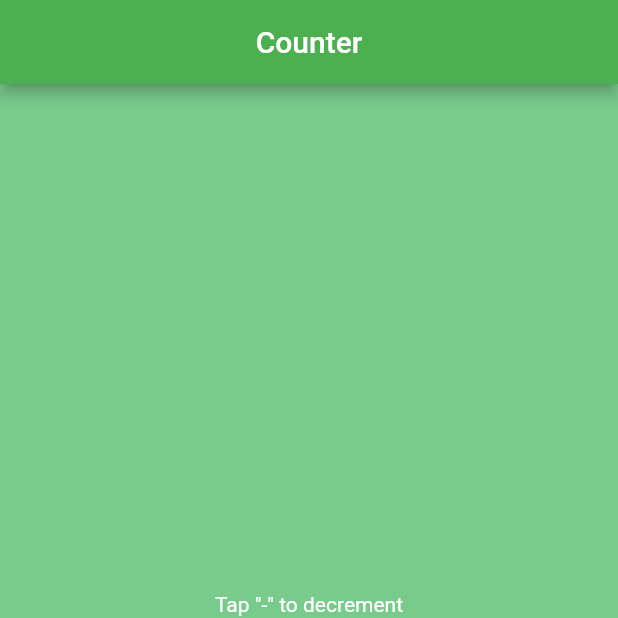
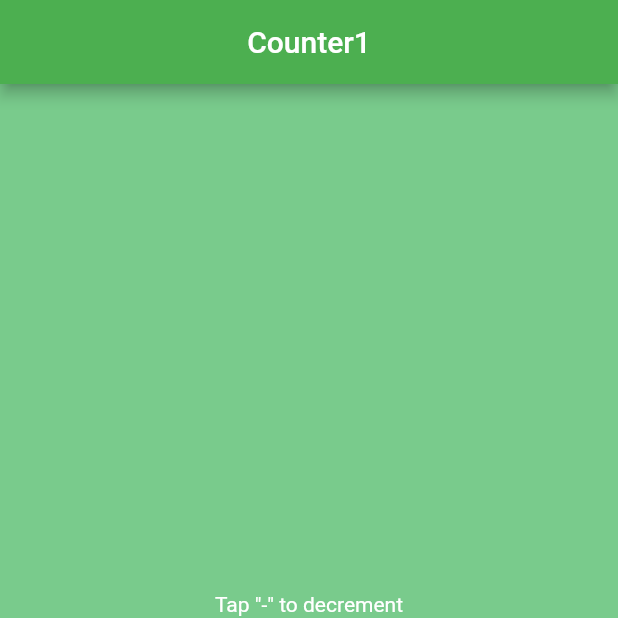
Before and after one commit to BekirovaMavile/flutter_application_first, a Flutter app: the screen it shows after launch, on a phone screen of 412 x 824 dp, the top half of it. Run offline on Flutter 3.47's test engine with Material 2 defaults, Android fonts, the phone set to English and light mode, and no system bars.

```diff
--- a/lib/main.dart
+++ b/lib/main.dart
@@ -1,8 +1,9 @@
 import 'package:flutter/material.dart';
 
-void main() => runApp(MyApp());
+void main() => runApp(const MyApp());
 
 class MyApp extends StatelessWidget {
+  const MyApp({Key? key}) : super(key: key);
   @override
   Widget build(BuildContext context) {
     return MaterialApp(
@@ -11,25 +12,26 @@ class MyApp extends StatelessWidget {
           primarySwatch: Colors.green,
           visualDensity: VisualDensity.adaptivePlatformDensity,
         ),
-        home: MyHomePage(
-          title: 'Counter',
-          centerTitle: true,
-        ));
+        home: const MyHomePage(
+          title: 'Counter1',
+          // centerTitle: true,
+        ),
+    );
   }
 }
 
 class MyHomePage extends StatefulWidget {
-  @override
-  MyHomePage({Key? key, this.title = 'Counter', this.centerTitle = true})
+  const MyHomePage({Key? key, this.title = 'Counter', this.centerTitle = true})
       : super(key: key);
 
   final String title;
-  bool centerTitle;
+  final bool centerTitle;
 
-  _MyHomePageState createState() => _MyHomePageState();
+  @override
+  MyHomePageState createState() => MyHomePageState();
 }
 
-class _MyHomePageState extends State<MyHomePage> {
+class MyHomePageState extends State<MyHomePage> {
   int _counter = 50;
 
   void _incrementCounter() {
@@ -52,18 +54,18 @@ class _MyHomePageState extends State<MyHomePage> {
         centerTitle: widget.centerTitle,
       ),
       body: Container(
-        color: Color.fromARGB(255, 121, 203, 140),
+        color: const Color.fromARGB(255, 121, 203, 140),
         child: Center(
           child: Column(
             mainAxisAlignment: MainAxisAlignment.center,
             children: <Widget>[
-              Text(
-                'Tap \"-\" to decrement',
+              const Text(
+                'Tap "-" to decrement',
                 style: TextStyle(fontSize: 14, color: Colors.white),
               ),
               Container(
                 width: double.infinity,
-                margin: EdgeInsets.symmetric(horizontal: 160.0, vertical: 5),
+                margin: const EdgeInsets.symmetric(horizontal: 160.0, vertical: 5),
                 alignment: Alignment.center,
                 decoration: BoxDecoration(
                   color: Colors.indigo[50],
@@ -73,7 +75,7 @@ class _MyHomePageState extends State<MyHomePage> {
                   mainAxisAlignment: MainAxisAlignment.center,
                   children: [
                     IconButton(
-                      icon: Icon(Icons.remove),
+                      icon: const Icon(Icons.remove),
                       onPressed: _decrementCounter,
                     ),
                     Text(
@@ -81,14 +83,14 @@ class _MyHomePageState extends State<MyHomePage> {
                       style: Theme.of(context).textTheme.headline5,
                     ),
                     IconButton(
-                      icon: Icon(Icons.add),
+                      icon: const Icon(Icons.add),
                       onPressed: _incrementCounter,
                     ),
                   ],
                 ),
               ),
-              Text(
-                'Tap \"+\" to increment',
+              const Text(
+                'Tap "+" to increment',
                 style: TextStyle(fontSize: 14, color: Colors.white),
               ),
             ],
```
